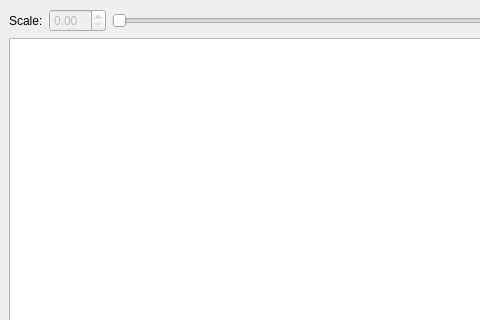
code-google-com/mayatools, file Maya_Tools/Developer/Main/UI/Decal_Form.ui: the form before one commit; both pictures show x 0 to 480 and y 0 to 320 of the 581 by 652 pixel window.
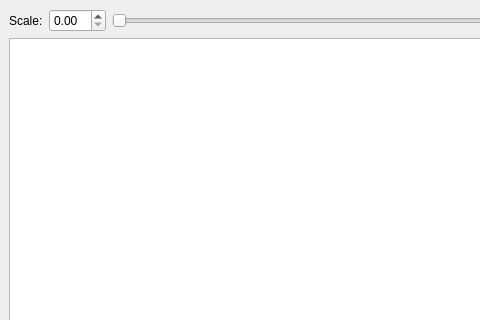
The form after the commit.

```diff
--- a/Maya_Tools/Developer/Main/UI/Decal_Form.ui
+++ b/Maya_Tools/Developer/Main/UI/Decal_Form.ui
@@ -36,7 +36,7 @@
       <item>
        <widget class="QDoubleSpinBox" name="doubleSpinBox">
         <property name="enabled">
-         <bool>false</bool>
+         <bool>true</bool>
         </property>
        </widget>
       </item>
```
Left out of the diff: 2 changed lines with no effect on the pictures.
